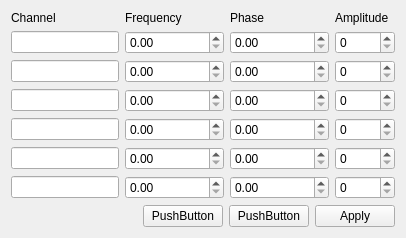
The window that ui/DDS.ui (MonroeQuantumNetworks/IonControl) describes before a commit, drawn with Qt 5.
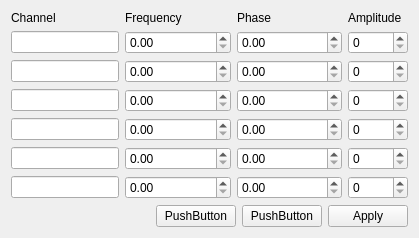
The same window after the commit. Custom widgets are drawn as their Qt base class.

```diff
--- a/ui/DDS.ui
+++ b/ui/DDS.ui
@@ -6,7 +6,7 @@
    <rect>
     <x>0</x>
     <y>0</y>
-    <width>406</width>
+    <width>419</width>
     <height>226</height>
    </rect>
   </property>
@@ -82,6 +82,9 @@
          <height>0</height>
         </size>
        </property>
+       <property name="maximum">
+        <number>1023</number>
+       </property>
       </widget>
      </item>
      <item row="2" column="0">
@@ -122,6 +125,9 @@
          <height>0</height>
         </size>
        </property>
+       <property name="maximum">
+        <number>1023</number>
+       </property>
       </widget>
      </item>
      <item row="3" column="0">
@@ -162,6 +168,9 @@
          <height>0</height>
         </size>
        </property>
+       <property name="maximum">
+        <number>1023</number>
+       </property>
       </widget>
      </item>
      <item row="4" column="0">
@@ -202,6 +211,9 @@
          <height>0</height>
         </size>
        </property>
+       <property name="maximum">
+        <number>1023</number>
+       </property>
       </widget>
      </item>
      <item row="5" column="0">
@@ -242,6 +254,9 @@
          <height>0</height>
         </size>
        </property>
+       <property name="maximum">
+        <number>1023</number>
+       </property>
       </widget>
      </item>
      <item row="6" column="0">
@@ -282,6 +297,9 @@
          <height>0</height>
         </size>
        </property>
+       <property name="maximum">
+        <number>1023</number>
+       </property>
       </widget>
      </item>
     </layout>
```
Left out of the diff: 13 changed lines with no effect on the pictures.
